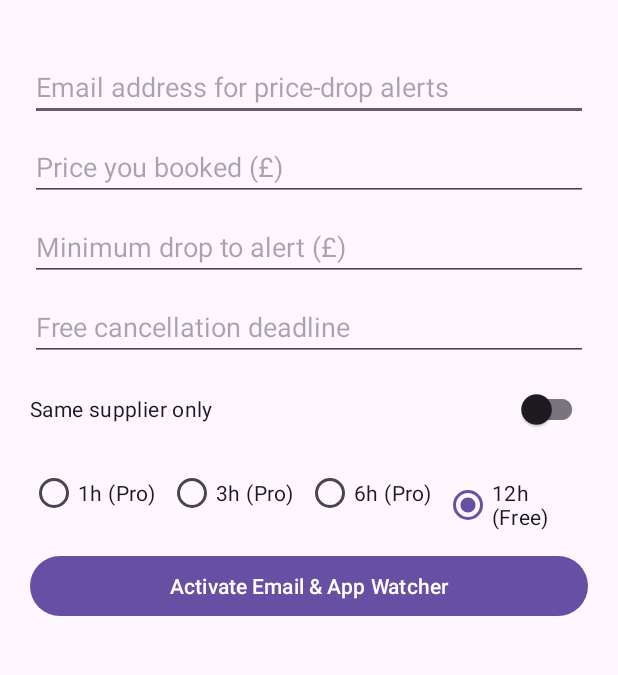
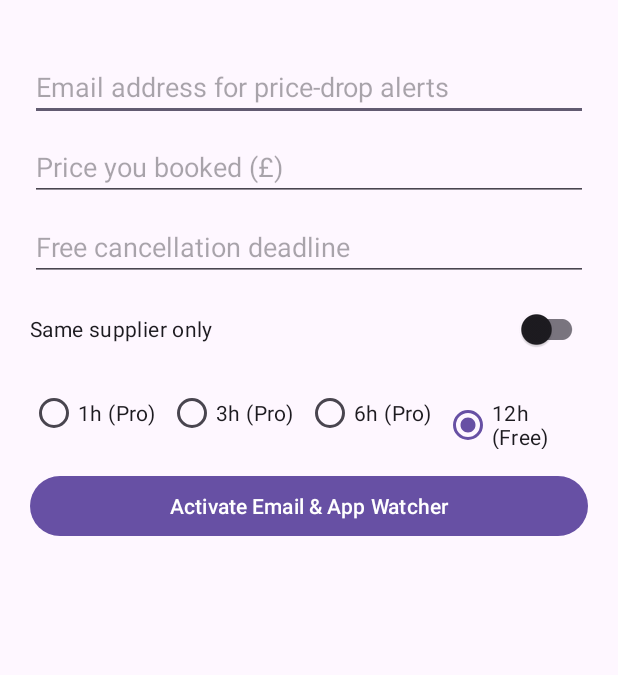
Before and after one commit to dalberts1990-creator/FareSwoop, an Android app: the layout bottom_sheet_arm_watcher.xml on its own in the app's theme, with its tools: preview values and no code run, on a phone screen of 412 x 824 dp, the part 71-746 px from its top. Run offline under Robolectric (Android 15) with nearby library versions, the phone set to English and light mode, and no system bars.

Commit message:
Update bottom_sheet_arm_watcher.xml

```diff
--- a/app/src/main/res/layout/bottom_sheet_arm_watcher.xml
+++ b/app/src/main/res/layout/bottom_sheet_arm_watcher.xml
@@ -32,14 +32,6 @@
         android:layout_height="wrap_content"
         android:layout_marginTop="8dp"
         android:hint="Price you booked (£)"
-        android:inputType="numberDecimal" />
-
-    <EditText
-        android:id="@+id/etMinDrop"
-        android:layout_width="match_parent"
-        android:layout_height="wrap_content"
-        android:layout_marginTop="8dp"
-        android:hint="Minimum drop to alert (£)"
         android:inputType="numberDecimal" />
 
     <EditText
```
